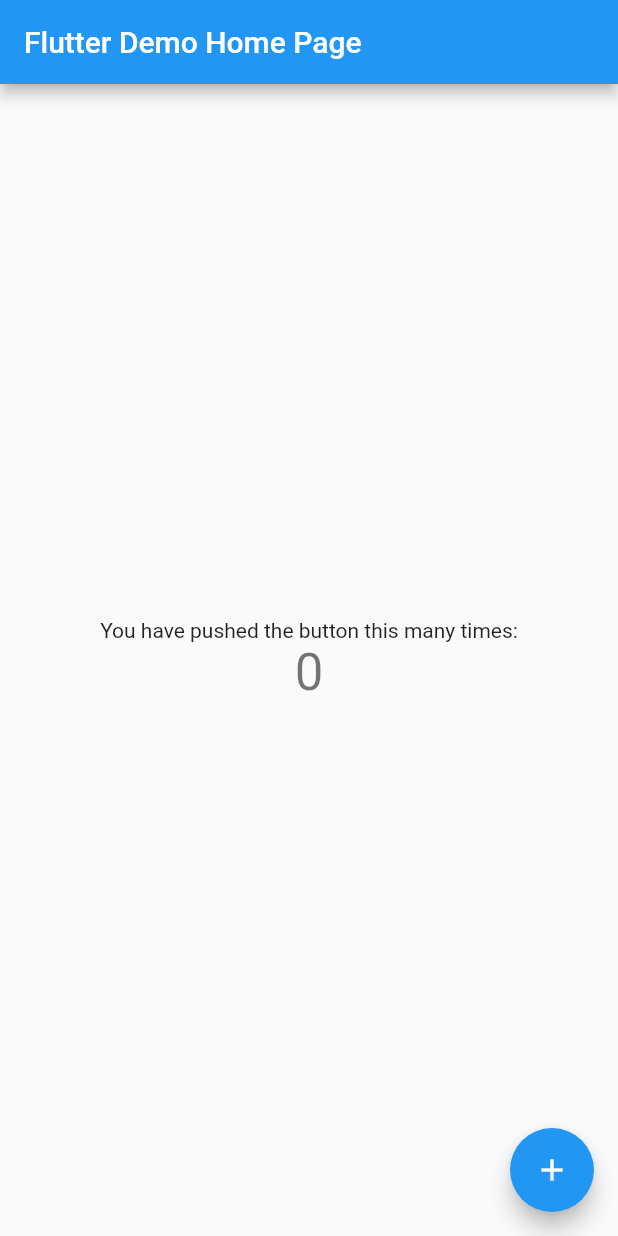
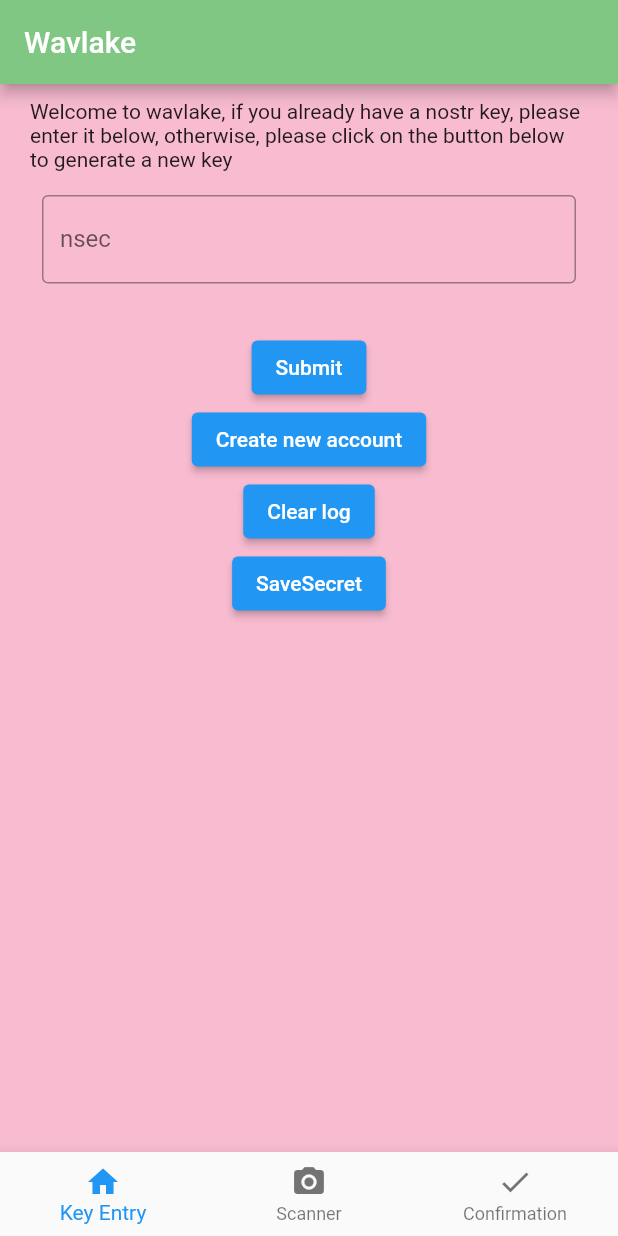
Before and after one commit to wavlake/watermelon, a Flutter app: the screen it shows after launch, on a phone screen of 412 x 824 dp. Run offline on Flutter 3.47's test engine with Material 2 defaults, Android fonts, the phone set to English and light mode, and no system bars; our stand-ins replace flutter_secure_storage; missing offline and left inert: nostr_tools.

Commit message:
porting over code from another repo

```diff
--- /dev/null
+++ b/lib/keyEntryScreen.dart
@@ -0,0 +1,121 @@
+import 'package:flutter/material.dart';
+import 'package:provider/provider.dart';
+import 'package:nostr_tools/nostr_tools.dart';
+
+import 'model/profile.dart';
+
+
+class KeyEntryScreen extends StatelessWidget {
+  const KeyEntryScreen({super.key});
+
+  @override
+  Widget build(BuildContext context) {
+    var appState = context.watch<Profile>();
+
+    return Scaffold(
+      backgroundColor: Colors.pink.shade100,
+      appBar: AppBar(
+        title: Text('Wavlake'),
+        backgroundColor: Colors.green.shade300,
+      ),
+      body: Form(
+          key: appState.formKey,
+          child: Padding(
+              padding: const EdgeInsets.symmetric(horizontal: 20, vertical: 10),
+              child: Column(
+                crossAxisAlignment: CrossAxisAlignment.center,
+                children: [
+                  Text(
+                      "Welcome to wavlake, if you already have a nostr key, please enter it below, otherwise, please click on the button below to generate a new key"),
+                  Padding(
+                    padding:
+                        const EdgeInsets.symmetric(horizontal: 8, vertical: 16),
+                    child: TextFormField(
+                      controller: appState.nsecController,
+                      decoration: const InputDecoration(
+                          border: OutlineInputBorder(), labelText: "nsec"),
+                      validator: (value) {
+                        if (value == null || value.isEmpty) {
+                          return 'Please enter your nsec';
+                        }
+
+                        bool validatePrivateHexKey (String value) {
+                          try {
+                            final nip19 = Nip19();
+                            var privateHexKey = nip19.decode(value);
+                            print(privateHexKey);
+                            if (privateHexKey['type'] != 'nsec') {
+                              print('Invalid nsec type');
+                              return false;
+                            }
+                            return true;
+                          } catch (e) {
+                            print('Invalid nsec catch $e');
+                            return false;
+                          }
+                        }
+                        if (!validatePrivateHexKey(value) && value.length != 64) {
+                          return 'Please enter a valid nsec';
+                        }
+                        return null;
+                      },
+                    ),
+                  ),
+                  Padding(
+                    padding: const EdgeInsets.symmetric(
+                        horizontal: 8, vertical: 16.0),
+                    child: Column(
+                        mainAxisAlignment: MainAxisAlignment.center,
+                        children: [
+                          ElevatedButton(
+                            onPressed: () {
+                              if (appState.formKey.currentState!.validate()) {
+                                appState.submitUserNsec();
+                              } else {
+                                ScaffoldMessenger.of(context).showSnackBar(
+                                  const SnackBar(
+                                      content:
+                                          Text('Error submitting your nsec')),
+                                );
+                              }
+                            },
+                            child: const Text('Submit'),
+                          ),
+                          SizedBox(
+                            width: 20,
+                          ),
+                          ElevatedButton(
+                            onPressed: appState.generateNewNsec,
+                            child: const Text('Create new account'),
+                          ),
+                          SizedBox(
+                            width: 20,
+                          ),
+                          ElevatedButton(
+                            onPressed: appState.clearUiMessage,
+                            child: const Text('Clear log'),
+                          ),
+                          SizedBox(
+                            width: 20,
+                          ),
+                          ElevatedButton(
+                            onPressed: appState.addSecret,
+                            child: const Text('SaveSecret'),
+                          ),
+                        ]),
+                  ),
+                  getTextWidgets(appState.uiMessage),
+                ],
+              ))),
+    );
+  }
+}
+
+  Widget getTextWidgets(List<String> strings)
+  {
+    List<Widget> list = List<Widget>.empty(growable: true);
+    for(var i = 0; i < strings.length; i++){
+      list.add(Text(strings[i]));
+    }
+    return Column(children: list);
+  }
--- a/lib/main.dart
+++ b/lib/main.dart
@@ -1,115 +1,145 @@
 import 'package:flutter/material.dart';
+import 'package:provider/provider.dart';
+import 'confirmScreen.dart';
+import 'keyEntryScreen.dart';
+import 'model/profile.dart';
+import 'scannerScreen.dart';
 
 void main() {
-  runApp(const MyApp());
+  runApp(
+    MultiProvider(
+      providers: [
+        ChangeNotifierProvider(
+          create: (context) => Profile(),
+        ),
+      ],
+      child: const MyApp(),
+    ),
+  );
 }
 
 class MyApp extends StatelessWidget {
   const MyApp({super.key});
 
-  // This widget is the root of your application.
   @override
   Widget build(BuildContext context) {
     return MaterialApp(
-      title: 'Flutter Demo',
-      theme: ThemeData(
-        // This is the theme of your application.
-        //
-        // Try running your application with "flutter run". You'll see the
-        // application has a blue toolbar. Then, without quitting the app, try
-        // changing the primarySwatch below to Colors.green and then invoke
-        // "hot reload" (press "r" in the console where you ran "flutter run",
-        // or simply save your changes to "hot reload" in a Flutter IDE).
-        // Notice that the counter didn't reset back to zero; the application
-        // is not restarted.
-        primarySwatch: Colors.blue,
-      ),
-      home: const MyHomePage(title: 'Flutter Demo Home Page'),
+      debugShowCheckedModeBanner: false,
+      title: 'dispute',
+      home: MyHomePage(),
     );
   }
 }
 
 class MyHomePage extends StatefulWidget {
-  const MyHomePage({super.key, required this.title});
-
-  // This widget is the home page of your application. It is stateful, meaning
-  // that it has a State object (defined below) that contains fields that affect
-  // how it looks.
-
-  // This class is the configuration for the state. It holds the values (in this
-  // case the title) provided by the parent (in this case the App widget) and
-  // used by the build method of the State. Fields in a Widget subclass are
-  // always marked "final".
-
-  final String title;
-
   @override
   State<MyHomePage> createState() => _MyHomePageState();
 }
 
 class _MyHomePageState extends State<MyHomePage> {
-  int _counter = 0;
-
-  void _incrementCounter() {
-    setState(() {
-      // This call to setState tells the Flutter framework that something has
-      // changed in this State, which causes it to rerun the build method below
-      // so that the display can reflect the updated values. If we changed
-      // _counter without calling setState(), then the build method would not be
-      // called again, and so nothing would appear to happen.
-      _counter++;
-    });
-  }
+  var selectedIndex = 0;
 
   @override
   Widget build(BuildContext context) {
-    // This method is rerun every time setState is called, for instance as done
-    // by the _incrementCounter method above.
-    //
-    // The Flutter framework has been optimized to make rerunning build methods
-    // fast, so that you can just rebuild anything that needs updating rather
-    // than having to individually change instances of widgets.
+    var colorScheme = Theme.of(context).colorScheme;
+
+    Widget page;
+    switch (selectedIndex) {
+      case 0:
+        page = KeyEntryScreen();
+        break;
+      case 1:
+        page = ScannerScreen();
+        break;
+      case 2:
+        page = ConfrimScreen();
+        break;
+      case 3:
+        page = Placeholder();
+        break;
+      default:
+        throw UnimplementedError('no widget for $selectedIndex');
+    }
+
+    // The container for the current page, with its background color
+    // and subtle switching animation.
+    var mainArea = ColoredBox(
+      color: colorScheme.surfaceVariant,
+      child: AnimatedSwitcher(
+        duration: Duration(milliseconds: 200),
+        child: page,
+      ),
+    );
+
     return Scaffold(
-      appBar: AppBar(
-        // Here we take the value from the MyHomePage object that was created by
-        // the App.build method, and use it to set our appbar title.
-        title: Text(widget.title),
+      body: LayoutBuilder(
+        builder: (context, constraints) {
+          if (constraints.maxWidth < 450) {
+            // Use a more mobile-friendly layout with BottomNavigationBar
+            // on narrow screens.
+            return Column(
+              children: [
+                Expanded(child: mainArea),
+                SafeArea(
+                  child: BottomNavigationBar(
+                    items: [
+                      BottomNavigationBarItem(
+                        icon: Icon(Icons.home),
+                        label: 'Key Entry',
+                      ),
+                      BottomNavigationBarItem(
+                        icon: Icon(Icons.camera_alt),
+                        label: 'Scanner',
+                      ),
+                      BottomNavigationBarItem(
+                        icon: Icon(Icons.check_sharp),
+                        label: 'Confirmation',
+                      ),
+                    ],
+                    currentIndex: selectedIndex,
+                    onTap: (value) {
+                      setState(() {
+                        selectedIndex = value;
+                      });
+                    },
+                  ),
+                )
+              ],
+            );
+          } else {
+            return Row(
+              children: [
+                SafeArea(
+                  child: NavigationRail(
+                    extended: constraints.maxWidth >= 600,
+                    destinations: [
+                      NavigationRailDestination(
+                        icon: Icon(Icons.home),
+                        label: Text('Key Entry'),
+                      ),
+                      NavigationRailDestination(
+                        icon: Icon(Icons.camera_alt),
+                        label: Text('Scanner'),
+                      ),
+                      NavigationRailDestination(
+                        icon: Icon(Icons.check_sharp),
+                        label: Text('Confirmation'),
+                      ),
+                    ],
+                    selectedIndex: selectedIndex,
+                    onDestinationSelected: (value) {
+                      setState(() {
+                        selectedIndex = value;
+                      });
+                    },
+                  ),
+                ),
+                Expanded(child: mainArea),
+              ],
+            );
+          }
+        },
       ),
-      body: Center(
-        // Center is a layout widget. It takes a single child and positions it
-        // in the middle of the parent.
-        child: Column(
-          // Column is also a layout widget. It takes a list of children and
-          // arranges them vertically. By default, it sizes itself to fit its
-          // children horizontally, and tries to be as tall as its parent.
-          //
-          // Invoke "debug painting" (press "p" in the console, choose the
-          // "Toggle Debug Paint" action from the Flutter Inspector in Android
-          // Studio, or the "Toggle Debug Paint" command in Visual Studio Code)
-          // to see the wireframe for each widget.
-          //
-          // Column has various properties to control how it sizes itself and
-          // how it positions its children. Here we use mainAxisAlignment to
-          // center the children vertically; the main axis here is the vertical
-          // axis because Columns are vertical (the cross axis would be
-          // horizontal).
-          mainAxisAlignment: MainAxisAlignment.center,
-          children: <Widget>[
-            const Text(
-              'You have pushed the button this many times:',
-            ),
-            Text(
-              '$_counter',
-              style: Theme.of(context).textTheme.headlineMedium,
-            ),
-          ],
-        ),
-      ),
-      floatingActionButton: FloatingActionButton(
-        onPressed: _incrementCounter,
-        tooltip: 'Increment',
-        child: const Icon(Icons.add),
-      ), // This trailing comma makes auto-formatting nicer for build methods.
     );
   }
 }
--- /dev/null
+++ b/lib/main2.dart
@@ -0,0 +1,115 @@
+import 'package:flutter/material.dart';
+
+void main() {
+  runApp(const MyApp());
+}
+
+class MyApp extends StatelessWidget {
+  const MyApp({super.key});
+
+  // This widget is the root of your application.
+  @override
+  Widget build(BuildContext context) {
+    return MaterialApp(
+      title: 'Flutter Demo',
+      theme: ThemeData(
+        // This is the theme of your application.
+        //
+        // Try running your application with "flutter run". You'll see the
+        // application has a blue toolbar. Then, without quitting the app, try
+        // changing the primarySwatch below to Colors.green and then invoke
+        // "hot reload" (press "r" in the console where you ran "flutter run",
+        // or simply save your changes to "hot reload" in a Flutter IDE).
+        // Notice that the counter didn't reset back to zero; the application
+        // is not restarted.
+        primarySwatch: Colors.blue,
+      ),
+      home: const MyHomePage(title: 'Flutter Demo Home Page'),
+    );
+  }
+}
+
+class MyHomePage extends StatefulWidget {
+  const MyHomePage({super.key, required this.title});
+
+  // This widget is the home page of your application. It is stateful, meaning
+  // that it has a State object (defined below) that contains fields that affect
+  // how it looks.
+
+  // This class is the configuration for the state. It holds the values (in this
+  // case the title) provided by the parent (in this case the App widget) and
+  // used by the build method of the State. Fields in a Widget subclass are
+  // always marked "final".
+
+  final String title;
+
+  @override
+  State<MyHomePage> createState() => _MyHomePageState();
+}
+
+class _MyHomePageState extends State<MyHomePage> {
+  int _counter = 0;
+
+  void _incrementCounter() {
+    setState(() {
+      // This call to setState tells the Flutter framework that something has
+      // changed in this State, which causes it to rerun the build method below
+      // so that the display can reflect the updated values. If we changed
+      // _counter without calling setState(), then the build method would not be
+      // called again, and so nothing would appear to happen.
+      _counter++;
+    });
+  }
+
+  @override
+  Widget build(BuildContext context) {
+    // This method is rerun every time setState is called, for instance as done
+    // by the _incrementCounter method above.
+    //
+    // The Flutter framework has been optimized to make rerunning build methods
+    // fast, so that you can just rebuild anything that needs updating rather
+    // than having to individually change instances of widgets.
+    return Scaffold(
+      appBar: AppBar(
+        // Here we take the value from the MyHomePage object that was created by
+        // the App.build method, and use it to set our appbar title.
+        title: Text(widget.title),
+      ),
+      body: Center(
+        // Center is a layout widget. It takes a single child and positions it
+        // in the middle of the parent.
+        child: Column(
+          // Column is also a layout widget. It takes a list of children and
+          // arranges them vertically. By default, it sizes itself to fit its
+          // children horizontally, and tries to be as tall as its parent.
+          //
+          // Invoke "debug painting" (press "p" in the console, choose the
+          // "Toggle Debug Paint" action from the Flutter Inspector in Android
+          // Studio, or the "Toggle Debug Paint" command in Visual Studio Code)
+          // to see the wireframe for each widget.
+          //
+          // Column has various properties to control how it sizes itself and
+          // how it positions its children. Here we use mainAxisAlignment to
+          // center the children vertically; the main axis here is the vertical
+          // axis because Columns are vertical (the cross axis would be
+          // horizontal).
+          mainAxisAlignment: MainAxisAlignment.center,
+          children: <Widget>[
+            const Text(
+              'You have pushed the button this many times:',
+            ),
+            Text(
+              '$_counter',
+              style: Theme.of(context).textTheme.headlineMedium,
+            ),
+          ],
+        ),
+      ),
+      floatingActionButton: FloatingActionButton(
+        onPressed: _incrementCounter,
+        tooltip: 'Increment',
+        child: const Icon(Icons.add),
+      ), // This trailing comma makes auto-formatting nicer for build methods.
+    );
+  }
+}
--- /dev/null
+++ b/lib/model/profile.dart
@@ -0,0 +1,90 @@
+import 'package:flutter/material.dart';
+import 'package:nostr_tools/nostr_tools.dart';
+import 'package:flutter_secure_storage/flutter_secure_storage.dart';
+
+final _keyGenerator = KeyApi();
+final _nip19 = Nip19();
+
+const _storage = FlutterSecureStorage();
+
+IOSOptions _getIOSOptions() => IOSOptions(
+    accountName: "flutter_secure_storage_service",
+  );
+
+AndroidOptions _getAndroidOptions() => const AndroidOptions(
+    encryptedSharedPreferences: true,
+    // sharedPreferencesName: 'Test2',
+    // preferencesKeyPrefix: 'Test'
+  );
+
+class Profile with ChangeNotifier {
+  String relay = "wss://relay.wavlake.com";
+  String privateHexKey = "";
+  String publicHexKey = "";
+  final formKey = GlobalKey<FormState>();
+
+  final List<String> uiMessage = [];
+  List<SecItem> items = List<SecItem>.empty(growable: true);
+
+  TextEditingController nsecController = TextEditingController();
+  void clearUiMessage() {
+    uiMessage.clear();
+    notifyListeners();
+  }
+  void generateNewNsec() {
+    var privateHex = _keyGenerator.generatePrivateKey();
+    var publicHex =  _keyGenerator.getPublicKey(privateHex);
+    var nsecKey = _nip19.nsecEncode(privateHex);
+    var npubKey = _nip19.npubEncode(publicHex);
+
+    uiMessage.add("Private Key generated: $nsecKey");
+    uiMessage.add("Public key derived from: $npubKey");
+    uiMessage.add("private key hex derived from: $privateHex");
+    uiMessage.add("Public key hex derived from: $publicHex");
+    notifyListeners();
+  }
+  void submitUserNsec() {
+    var privateHex = _nip19.decode(nsecController.text);
+    var publicHex = _keyGenerator.getPublicKey(privateHex['data']);
+    uiMessage.add("submitting nsec ${privateHex['data']}");
+    uiMessage.add("submitting npub $publicHex");
+
+    notifyListeners();
+  }
+
+  Future<void> readSecrets() async {
+    final all = await _storage.readAll(
+      iOptions: _getIOSOptions(),
+      aOptions: _getAndroidOptions(),
+    );
+    items = all.entries
+      .map((entry) => SecItem(entry.key, entry.value))
+      .toList(growable: false);
+    print(items.length);
+    print(items.map((e) => e.key));
+    print(items.map((e) => e.value));
+  }
+
+  Future<void> addSecret() async {
+    int index = items.length;
+    String key = "testKey $index";
+    String value = "testValue $index";
+
+    print(_getIOSOptions().toMap());
+    print(_getAndroidOptions().toMap());
+    await _storage.write(
+      key: key,
+      value: value,
+      iOptions: _getIOSOptions(),
+      aOptions: _getAndroidOptions(),
+    );
+    readSecrets();
+  }
+}
+
+class SecItem {
+  SecItem(this.key, this.value);
+
+  final String key;
+  final String value;
+}
```
Also changed, not shown: lib/confirmScreen.dart (added, +16 -0 lines), lib/scannerScreen.dart (added, +23 -0 lines), pubspec.yaml (+7 -0 lines), pubspec.lock, 13 other files.
